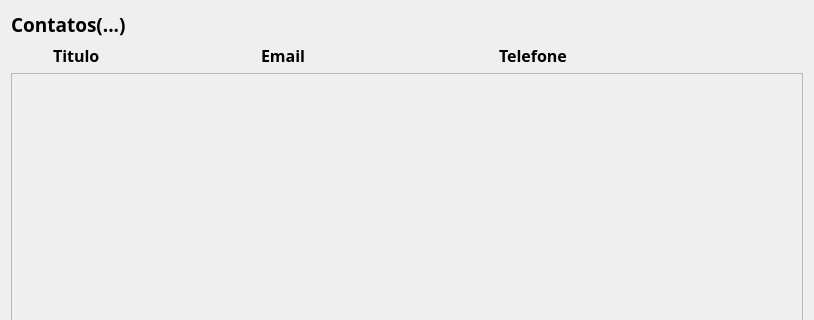
Qt form view/contatos_page.ui (Gusrrocha/Agenda-de-Contatos) before a commit; both pictures show x 0 to 814 and y 0 to 320 of the 814 by 554 pixel window.
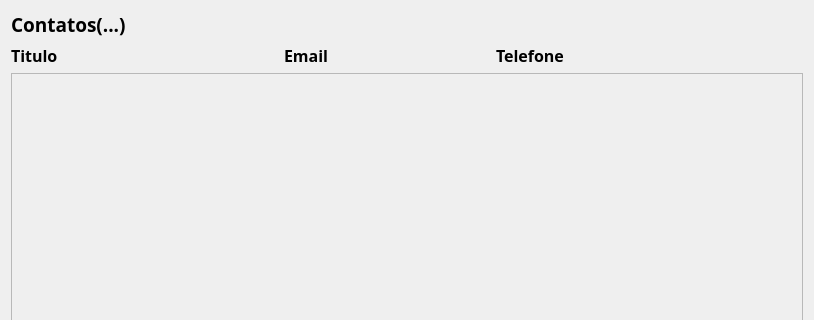
The same form after that commit.

Diff of the .ui file:
```diff
--- a/view/contatos_page.ui
+++ b/view/contatos_page.ui
@@ -31,49 +31,6 @@
    </item>
    <item>
     <layout class="QGridLayout" name="gridLayout">
-     <item row="0" column="0">
-      <spacer name="horizontalSpacer_2">
-       <property name="orientation">
-        <enum>Qt::Horizontal</enum>
-       </property>
-       <property name="sizeType">
-        <enum>QSizePolicy::Fixed</enum>
-       </property>
-       <property name="sizeHint" stdset="0">
-        <size>
-         <width>40</width>
-         <height>20</height>
-        </size>
-       </property>
-      </spacer>
-     </item>
-     <item row="0" column="1">
-      <widget class="QLabel" name="label">
-       <property name="sizePolicy">
-        <sizepolicy hsizetype="Fixed" vsizetype="Preferred">
-         <horstretch>0</horstretch>
-         <verstretch>0</verstretch>
-        </sizepolicy>
-       </property>
-       <property name="minimumSize">
-        <size>
-         <width>200</width>
-         <height>0</height>
-        </size>
-       </property>
-       <property name="font">
-        <font>
-         <family>Arial Black</family>
-         <pointsize>12</pointsize>
-         <weight>75</weight>
-         <bold>true</bold>
-        </font>
-       </property>
-       <property name="text">
-        <string>Titulo</string>
-       </property>
-      </widget>
-     </item>
      <item row="0" column="4">
       <spacer name="horizontalSpacer">
        <property name="orientation">
@@ -84,7 +41,7 @@
        </property>
        <property name="sizeHint" stdset="0">
         <size>
-         <width>50</width>
+         <width>100</width>
          <height>20</height>
         </size>
        </property>
@@ -93,14 +50,14 @@
      <item row="0" column="3">
       <widget class="QLabel" name="label_3">
        <property name="sizePolicy">
-        <sizepolicy hsizetype="Fixed" vsizetype="Preferred">
+        <sizepolicy hsizetype="Preferred" vsizetype="Preferred">
          <horstretch>0</horstretch>
          <verstretch>0</verstretch>
         </sizepolicy>
        </property>
        <property name="minimumSize">
         <size>
-         <width>250</width>
+         <width>0</width>
          <height>0</height>
         </size>
        </property>
@@ -120,17 +77,23 @@
      <item row="0" column="2">
       <widget class="QLabel" name="label_2">
        <property name="sizePolicy">
-        <sizepolicy hsizetype="Fixed" vsizetype="Preferred">
+        <sizepolicy hsizetype="Preferred" vsizetype="Preferred">
          <horstretch>0</horstretch>
          <verstretch>0</verstretch>
         </sizepolicy>
        </property>
        <property name="minimumSize">
         <size>
-         <width>230</width>
+         <width>0</width>
          <height>0</height>
         </size>
        </property>
+       <property name="maximumSize">
+        <size>
+         <width>16777215</width>
+         <height>16777215</height>
+        </size>
+       </property>
        <property name="font">
         <font>
          <family>Arial Black</family>
@@ -144,6 +107,49 @@
        </property>
       </widget>
      </item>
+     <item row="0" column="0">
+      <widget class="QLabel" name="label">
+       <property name="sizePolicy">
+        <sizepolicy hsizetype="Preferred" vsizetype="Preferred">
+         <horstretch>0</horstretch>
+         <verstretch>0</verstretch>
+        </sizepolicy>
+       </property>
+       <property name="minimumSize">
+        <size>
+         <width>200</width>
+         <height>0</height>
+        </size>
+       </property>
+       <property name="font">
+        <font>
+         <family>Arial Black</family>
+         <pointsize>12</pointsize>
+         <weight>75</weight>
+         <bold>true</bold>
+        </font>
+       </property>
+       <property name="text">
+        <string>Titulo</string>
+       </property>
+      </widget>
+     </item>
+     <item row="0" column="1">
+      <spacer name="horizontalSpacer_3">
+       <property name="orientation">
+        <enum>Qt::Horizontal</enum>
+       </property>
+       <property name="sizeType">
+        <enum>QSizePolicy::Fixed</enum>
+       </property>
+       <property name="sizeHint" stdset="0">
+        <size>
+         <width>60</width>
+         <height>20</height>
+        </size>
+       </property>
+      </spacer>
+     </item>
     </layout>
    </item>
    <item>
```
